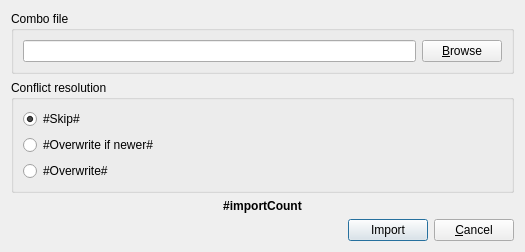
Old version of the form Combo/ComboImportDialog.ui in the repository xmichelo/Beeftext.
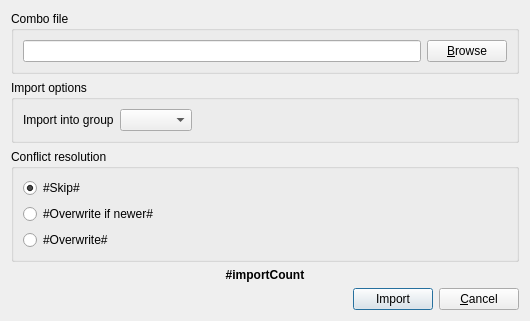
New version of the form. Custom widgets are drawn as their Qt base class.

Commit message: Import dialog allows to specify import group.

The edit to the form file:
```diff
--- a/Combo/ComboImportDialog.ui
+++ b/Combo/ComboImportDialog.ui
@@ -7,7 +7,7 @@
     <x>0</x>
     <y>0</y>
     <width>521</width>
-    <height>226</height>
+    <height>291</height>
    </rect>
   </property>
   <property name="acceptDrops">
@@ -49,6 +49,42 @@
      </layout>
     </widget>
    </item>
+   <item>
+    <widget class="QGroupBox" name="groupBox_2">
+     <property name="title">
+      <string>Import options</string>
+     </property>
+     <layout class="QHBoxLayout" name="horizontalLayout_3">
+      <item>
+       <widget class="QLabel" name="label">
+        <property name="text">
+         <string>Import into group</string>
+        </property>
+       </widget>
+      </item>
+      <item>
+       <widget class="GroupComboBox" name="comboGroup">
+        <property name="sizeAdjustPolicy">
+         <enum>QComboBox::AdjustToContents</enum>
+        </property>
+       </widget>
+      </item>
+      <item>
+       <spacer name="horizontalSpacer_2">
+        <property name="orientation">
+         <enum>Qt::Horizontal</enum>
+        </property>
+        <property name="sizeHint" stdset="0">
+         <size>
+          <width>315</width>
+          <height>5</height>
+         </size>
+        </property>
+       </spacer>
+      </item>
+     </layout>
+    </widget>
+   </item>
    <item>
     <widget class="QGroupBox" name="groupBoxConflicts">
      <property name="font">
@@ -107,6 +143,22 @@
      </property>
     </widget>
    </item>
+   <item>
+    <spacer name="verticalSpacer">
+     <property name="orientation">
+      <enum>Qt::Vertical</enum>
+     </property>
+     <property name="sizeType">
+      <enum>QSizePolicy::MinimumExpanding</enum>
+     </property>
+     <property name="sizeHint" stdset="0">
+      <size>
+       <width>20</width>
+       <height>0</height>
+      </size>
+     </property>
+    </spacer>
+   </item>
    <item>
     <layout class="QHBoxLayout" name="horizontalLayout">
      <item>
@@ -167,6 +219,13 @@
    </property>
   </action>
  </widget>
+ <customwidgets>
+  <customwidget>
+   <class>GroupComboBox</class>
+   <extends>QComboBox</extends>
+   <header>Group/GroupComboBox.h</header>
+  </customwidget>
+ </customwidgets>
  <tabstops>
   <tabstop>editPath</tabstop>
   <tabstop>buttonBrowse</tabstop>
```
The commit also changes 8 other files.
